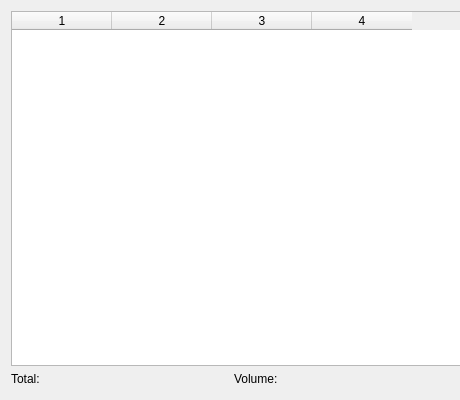
Qt form resources/ui/mainwindow.ui (joejenniges/cargoscan) before a commit.
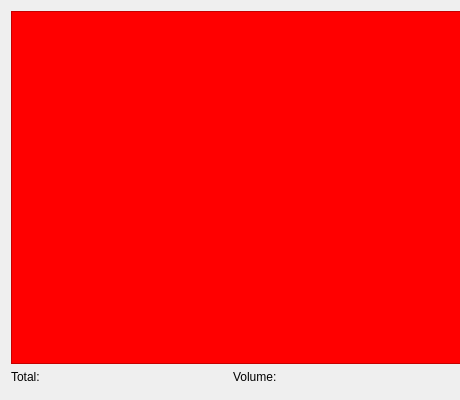
The same form after that commit.

Commit message: Update Main Window Add overlay shortcut (o key)

Diff of the .ui file:
```diff
--- a/resources/ui/mainwindow.ui
+++ b/resources/ui/mainwindow.ui
@@ -26,15 +26,8 @@
    <string>CargoScan</string>
   </property>
   <widget class="QWidget" name="centralWidget">
-   <widget class="QWidget" name="verticalLayoutWidget">
-    <property name="geometry">
-     <rect>
-      <x>0</x>
-      <y>0</y>
-      <width>461</width>
-      <height>391</height>
-     </rect>
-    </property>
+   <layout class="QGridLayout" name="gridLayout_2">
+    <item row="0" column="0">
     <layout class="QVBoxLayout" name="verticalLayout">
      <property name="bottomMargin">
       <number>5</number>
@@ -53,22 +46,18 @@
          <height>16777215</height>
         </size>
        </property>
+        <property name="styleSheet">
+         <string notr="true">background-color: red</string>
+        </property>
        <property name="horizontalScrollBarPolicy">
         <enum>Qt::ScrollBarAlwaysOff</enum>
        </property>
        <property name="showGrid">
         <bool>false</bool>
        </property>
-       <property name="columnCount">
-        <number>4</number>
-       </property>
        <attribute name="verticalHeaderVisible">
         <bool>false</bool>
        </attribute>
-       <column/>
-       <column/>
-       <column/>
-       <column/>
       </widget>
      </item>
      <item>
@@ -90,7 +79,8 @@
       </layout>
      </item>
     </layout>
-   </widget>
+    </item>
+   </layout>
   </widget>
  </widget>
  <layoutdefault spacing="6" margin="11"/>
```
Lines whose indentation alone changed are shown as unchanged. The commit also changes 3 other files.
